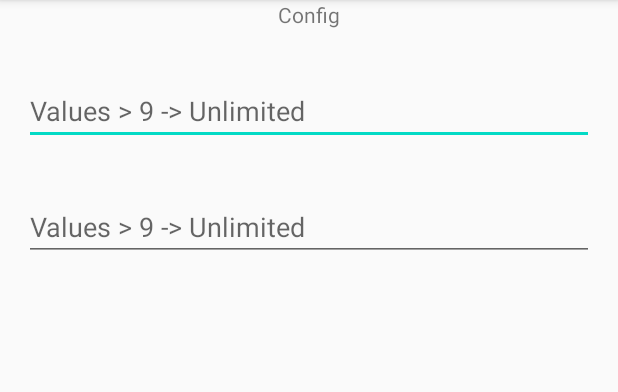
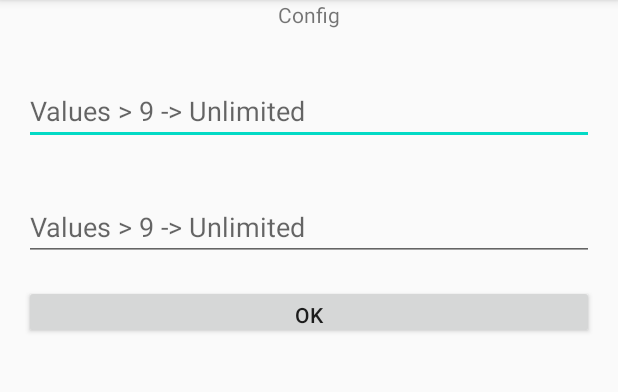
Before and after one commit to matevojts/UnitTestBag, an Android app: the screen it shows after launch (MainActivity), on a phone screen of 412 x 824 dp, the part 84-476 px from its top. Run offline under Robolectric (Android 15) with nearby library versions, the phone set to English and light mode, and no system bars; our stand-ins replace RxJava, Timber, data binding; libraries missing offline, so code that uses them is left out: androidx.databinding.library, com.jakewharton.rxrelay2; 2 statements that could not run were skipped.

Commit message:
feat: add next button to config screen

```diff
--- a/app/src/main/res/layout/fragment_config.xml
+++ b/app/src/main/res/layout/fragment_config.xml
@@ -1,6 +1,5 @@
 <?xml version="1.0" encoding="utf-8"?>
-<layout
-    xmlns:android="http://schemas.android.com/apk/res/android"
+<layout xmlns:android="http://schemas.android.com/apk/res/android"
     xmlns:app="http://schemas.android.com/apk/res-auto">
 
     <data>
@@ -21,7 +20,6 @@
             android:id="@+id/configTitle"
             android:layout_width="wrap_content"
             android:layout_height="wrap_content"
-            android:onClick="@{ () -> vm.openBag() }"
             android:text="Config"
             app:layout_constraintEnd_toEndOf="parent"
             app:layout_constraintStart_toStartOf="parent"
@@ -55,6 +53,17 @@
             app:layout_constraintStart_toStartOf="@id/redEditText"
             app:layout_constraintTop_toBottomOf="@id/redEditText" />
 
+        <Button
+            android:layout_width="0dp"
+            android:layout_height="36dp"
+            android:layout_margin="16dp"
+            android:onClick="@{ () -> vm.openBag() }"
+            android:text="@android:string/ok"
+            android:textAllCaps="true"
+            app:layout_constraintEnd_toEndOf="parent"
+            app:layout_constraintStart_toStartOf="parent"
+            app:layout_constraintTop_toBottomOf="@id/blueEditText" />
+
     </androidx.constraintlayout.widget.ConstraintLayout>
 
 </layout>
```
